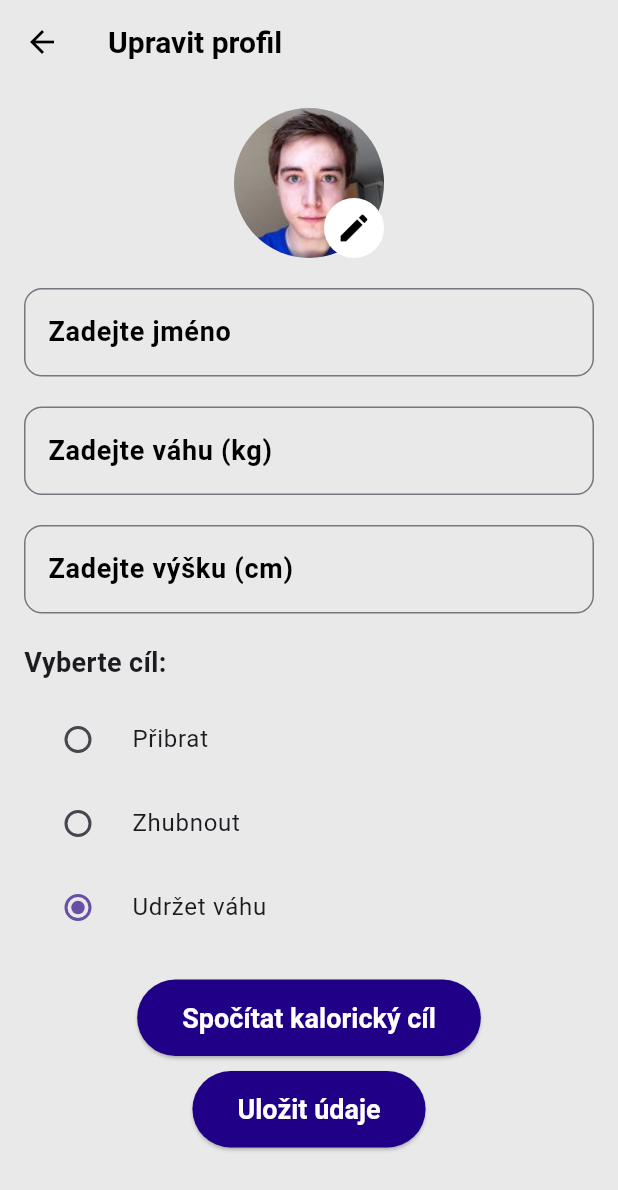
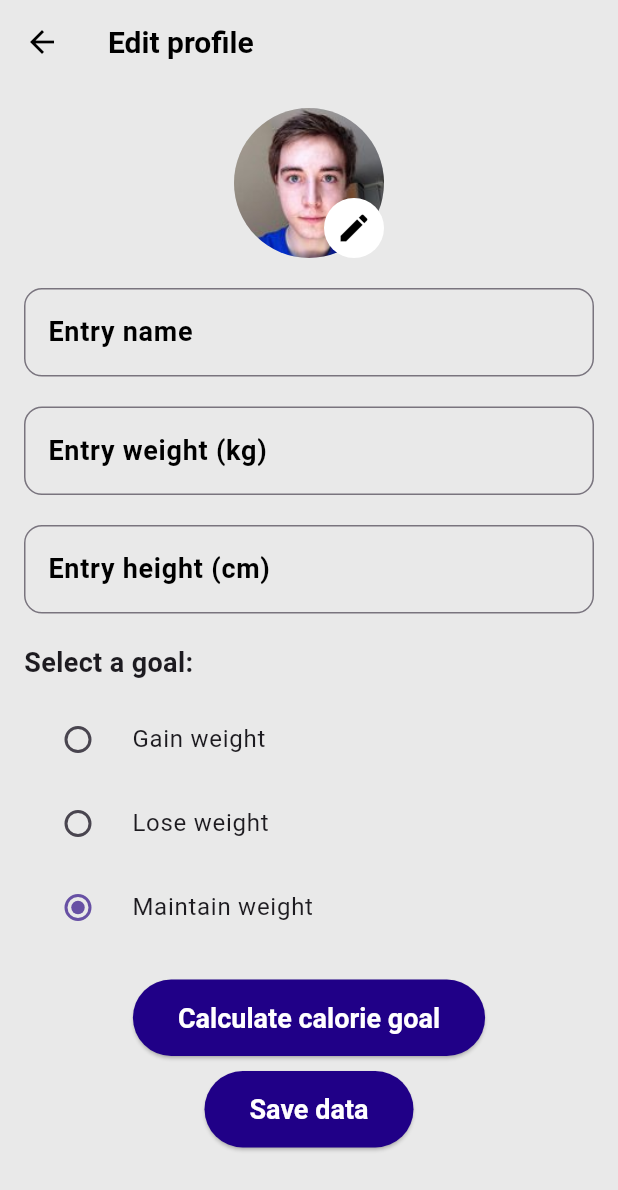
Before and after one commit to cutebingus/aplikace-maturita, a Flutter app: the screen it shows after launch, item 3 of the bottom bar chosen, on a phone screen of 412 x 824 dp. Shown: the top 1190 px of the screen. Run offline on Flutter 3.47's test engine with Material 3 defaults, Android fonts, the phone set to English and light mode, and no system bars; our stand-ins replace flutter_dotenv, sqflite; accounts and stored records are empty.

Commit message:
preklad a funkce

```diff
--- a/flutter_application_1/lib/ui/pages/calorie_entry_screen.dart
+++ b/flutter_application_1/lib/ui/pages/calorie_entry_screen.dart
@@ -73,7 +73,7 @@ class _CalorieEntryScreenState extends State<CalorieEntryScreen> {
     return Scaffold(
       appBar: AppBar(
         title: const Text(
-          'Vyhledat a zapsat jídlo',
+          'Search and record food',
           style: TextStyle(
             fontWeight: FontWeight.bold,
             color: Colors.black,
@@ -92,7 +92,7 @@ class _CalorieEntryScreenState extends State<CalorieEntryScreen> {
             TextField(
               controller: _searchController,
               decoration: const InputDecoration(
-                labelText: 'Vyhledat jídlo',
+                labelText: 'Search food',
                 labelStyle: TextStyle(
                   fontWeight: FontWeight.w600,
                   fontSize: 18,
@@ -122,7 +122,7 @@ class _CalorieEntryScreenState extends State<CalorieEntryScreen> {
                       child: _searchResults.isEmpty
                           ? const Center(
                               child: Text(
-                                'Žádné výsledky k zobrazení',
+                                'No results to display',
                                 style: TextStyle(fontSize: 16),
                               ),
                             )
--- a/flutter_application_1/lib/ui/pages/profile_detail_screen.dart
+++ b/flutter_application_1/lib/ui/pages/profile_detail_screen.dart
@@ -44,7 +44,7 @@ class _ProfileDetailScreenState extends State<ProfileDetailScreen> {
       backgroundColor: const Color(0xFFE9E9E9),
       appBar: AppBar(
         title: Text(
-          "Upravit profil",
+          "Edit profile",
           style: TextStyle(
             fontWeight: FontWeight.bold,
             color: Colors.black,
@@ -91,7 +91,7 @@ class _ProfileDetailScreenState extends State<ProfileDetailScreen> {
               TextField(
                 controller: _nameController,
                 decoration: InputDecoration(
-                  labelText: "Zadejte jméno",
+                  labelText: "Entry name",
                   labelStyle: TextStyle(
                     fontWeight: FontWeight.w600,
                     fontSize: 18,
@@ -114,7 +114,7 @@ class _ProfileDetailScreenState extends State<ProfileDetailScreen> {
                 controller: _weightController,
                 keyboardType: TextInputType.number,
                 decoration: InputDecoration(
-                  labelText: "Zadejte váhu (kg)",
+                  labelText: "Entry weight (kg)",
                   labelStyle: TextStyle(
                     fontWeight: FontWeight.w600,
                     fontSize: 18,
@@ -137,7 +137,7 @@ class _ProfileDetailScreenState extends State<ProfileDetailScreen> {
                 controller: _heightController,
                 keyboardType: TextInputType.number,
                 decoration: InputDecoration(
-                  labelText: "Zadejte výšku (cm)",
+                  labelText: "Entry height (cm)",
                   labelStyle: TextStyle(
                     fontWeight: FontWeight.w600,
                     fontSize: 18,
@@ -159,7 +159,7 @@ class _ProfileDetailScreenState extends State<ProfileDetailScreen> {
 
 
 Text(
-  "Vyberte cíl:",
+  "Select a goal:",
   style: TextStyle(
     fontWeight: FontWeight.bold,
     fontSize: 18,
@@ -169,7 +169,7 @@ SizedBox(height: 10),
 Column(
   children: [
     RadioListTile(
-      title: Text("Přibrat"),
+      title: Text("Gain weight"),
       value: "gain",
       groupValue: _goal,
       onChanged: (value) {
@@ -179,7 +179,7 @@ Column(
       },
     ),
     RadioListTile(
-      title: Text("Zhubnout"),
+      title: Text("Lose weight"),
       value: "lose",
       groupValue: _goal,
       onChanged: (value) {
@@ -189,7 +189,7 @@ Column(
       },
     ),
     RadioListTile(
-      title: Text("Udržet váhu"),
+      title: Text("Maintain weight"),
       value: "maintain",
       groupValue: _goal,
       onChanged: (value) {
@@ -212,12 +212,12 @@ Column(
       int calorieGoal = _calculateCalories();
       ScaffoldMessenger.of(context).showSnackBar(
         SnackBar(
-          content: Text("Váš kalorický cíl: $calorieGoal kcal"),
+          content: Text("Your calorie goal: $calorieGoal kcal"),
         ),
       );
     }
   },
-  child: Text("Spočítat kalorický cíl"),
+  child: Text("Calculate calorie goal"),
   style: ElevatedButton.styleFrom(
     backgroundColor: const Color(0xFF200087), // Barva tlačítka
     foregroundColor: Colors.white, // Barva textu
@@ -231,7 +231,7 @@ Column(
 SizedBox(height: 10),
 ElevatedButton(
   onPressed: _saveDetails,
-  child: Text("Uložit údaje"),
+  child: Text("Save data"),
   style: ElevatedButton.styleFrom(
     backgroundColor: const Color(0xFF200087), // Barva tlačítka
     foregroundColor: Colors.white, // Barva textu
```
